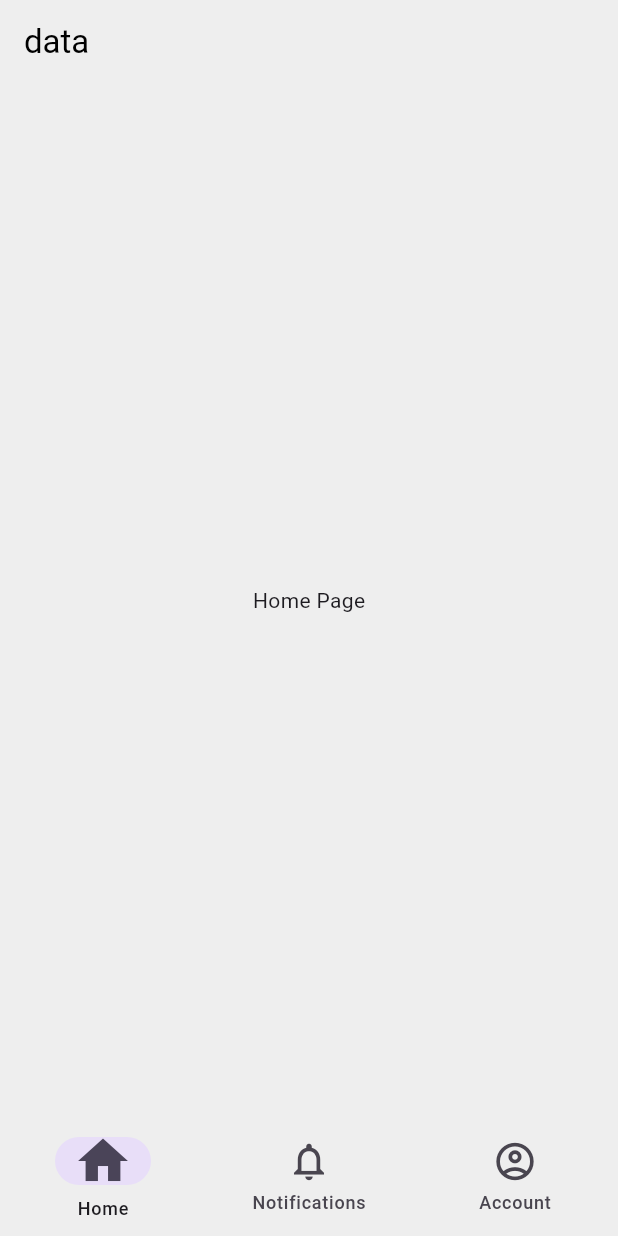
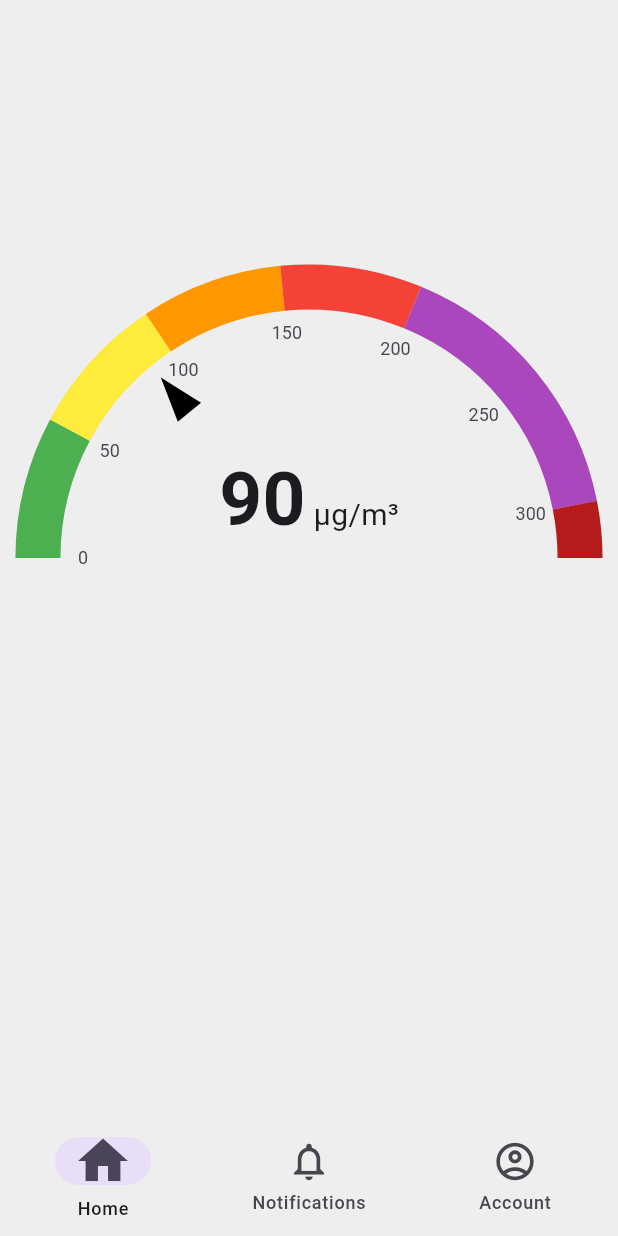
Before and after one commit to aayushman950/Air-Quality-Monitoring-System, a Flutter app: the screen it shows after launch, on a phone screen of 412 x 824 dp. Run offline on Flutter 3.47's test engine with Material 3 defaults, Android fonts, the light colour scheme and no system bars; drawn by our look-alikes of syncfusion_flutter_gauges.

Commit message:
added a static aqi gauge

```diff
--- a/aqms/lib/pages/home_page.dart
+++ b/aqms/lib/pages/home_page.dart
@@ -1,3 +1,4 @@
+import 'package:aqms/widgets/aqi_gauge.dart';
 import 'package:flutter/material.dart';
 
 class HomePage extends StatelessWidget {
@@ -7,10 +8,7 @@ class HomePage extends StatelessWidget {
   Widget build(BuildContext context) {
     return SafeArea(
       child: Scaffold(
-        appBar: AppBar(
-          title: Text("data"),
-        ),
-        body: Center(child: Text("Home Page")),
+        body: AQIGauge(),
       ),
     );
   }
--- /dev/null
+++ b/aqms/lib/widgets/aqi_gauge.dart
@@ -0,0 +1,106 @@
+import 'package:aqms/models/theme_model.dart';
+import 'package:flutter/material.dart';
+import 'package:provider/provider.dart';
+import 'package:syncfusion_flutter_gauges/gauges.dart';
+
+class AQIGauge extends StatelessWidget {
+  const AQIGauge({super.key});
+
+  @override
+  Widget build(BuildContext context) {
+    return SfRadialGauge(
+      axes: [
+        RadialAxis(
+          axisLineStyle: AxisLineStyle(
+            thickness: 30,
+            cornerStyle: CornerStyle.bothCurve,
+          ),
+          startAngle: 180,
+          endAngle: 0,
+          interval: 50,
+          showTicks: false,
+          minimum: 0,
+          maximum: 320,
+          ranges: [
+            GaugeRange(
+                startValue: 0,
+                endValue: 50,
+                color: Colors.green,
+                startWidth: 30,
+                endWidth: 30),
+            GaugeRange(
+                startValue: 50,
+                endValue: 100,
+                color: Colors.yellow,
+                startWidth: 30,
+                endWidth: 30),
+            GaugeRange(
+                startValue: 100,
+                endValue: 150,
+                color: Colors.orange,
+                startWidth: 30,
+                endWidth: 30),
+            GaugeRange(
+                startValue: 150,
+                endValue: 200,
+                color: Colors.red,
+                startWidth: 30,
+                endWidth: 30),
+            GaugeRange(
+                startValue: 200,
+                endValue: 300,
+                color: Colors.purple.shade400,
+                startWidth: 30,
+                endWidth: 30),
+            GaugeRange(
+                startValue: 300,
+                endValue: 350,
+                color: Colors.red.shade900,
+                startWidth: 30,
+                endWidth: 30),
+          ],
+          pointers: [
+            MarkerPointer(
+              value: 90,
+              color: Provider.of<ThemeModel>(context).isDarkMode
+                  ? Colors.white
+                  : Colors.black,
+              markerHeight: 30,
+              markerWidth: 20,
+              markerType: MarkerType.triangle,
+              markerOffset: 40,
+            )
+          ],
+          annotations: [
+            GaugeAnnotation(
+              widget: Container(
+                child: Text.rich(
+                  TextSpan(
+                    children: [
+                      TextSpan(
+                        text: '90', // The number part
+                        style: TextStyle(
+                          fontSize: 50, // Larger font size for the number
+                          fontWeight: FontWeight.bold,
+                        ),
+                      ),
+                      TextSpan(
+                        text: ' µg/m³', // The unit part
+                        style: TextStyle(
+                          fontSize: 20, // Smaller font size for the unit
+                          fontWeight: FontWeight.normal,
+                        ),
+                      ),
+                    ],
+                  ),
+                ),
+              ),
+              angle: 270,
+              positionFactor: 0.2,
+            )
+          ],
+        )
+      ],
+    );
+  }
+}
```
